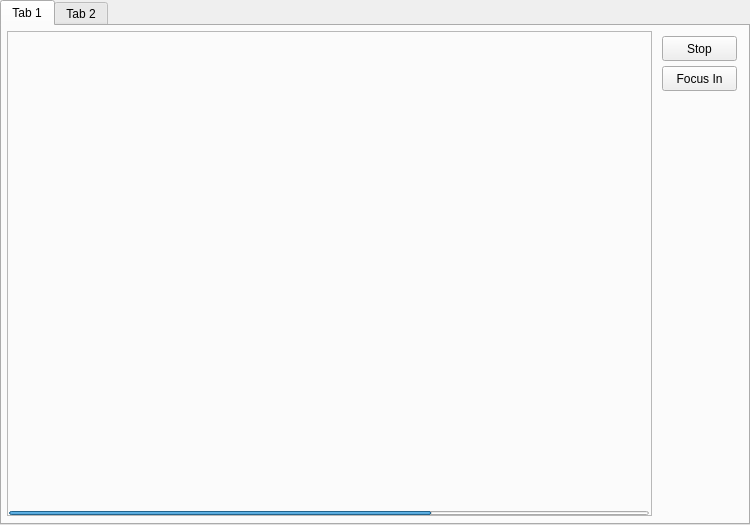
yvatyan/Diploma, file MainWindow.ui: the form before one commit.
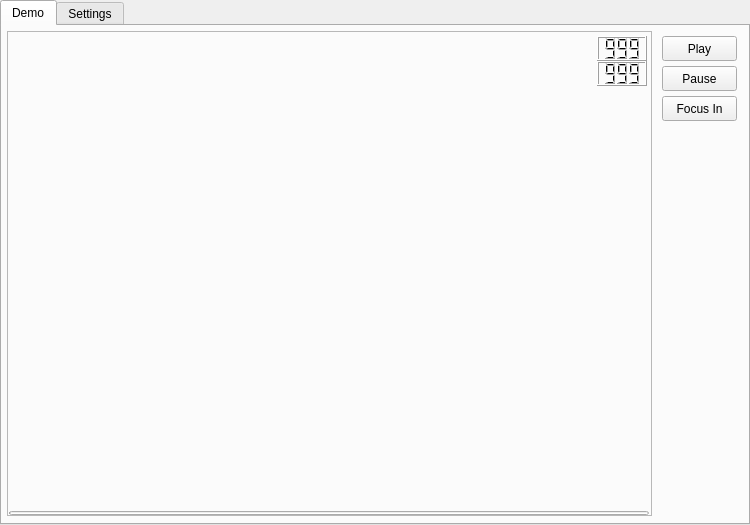
The form after the commit. The open tabs and pages were chosen to show the change.

What changed in the file:
```diff
--- a/MainWindow.ui
+++ b/MainWindow.ui
@@ -31,7 +31,7 @@
     </property>
     <widget class="QWidget" name="VideoPlayerTab">
      <attribute name="title">
-      <string>Tab 1</string>
+      <string>Demo</string>
      </attribute>
      <widget class="QPushButton" name="PlayVideoButton">
       <property name="geometry">
@@ -43,14 +43,14 @@
        </rect>
       </property>
       <property name="text">
-       <string>Stop</string>
+       <string>Play</string>
       </property>
      </widget>
      <widget class="QPushButton" name="FocusInButton">
       <property name="geometry">
        <rect>
         <x>660</x>
-        <y>40</y>
+        <y>70</y>
         <width>75</width>
         <height>25</height>
        </rect>
@@ -87,17 +87,62 @@
         </rect>
        </property>
        <property name="value">
-        <number>66</number>
+        <number>0</number>
        </property>
        <property name="textVisible">
         <bool>false</bool>
        </property>
       </widget>
+      <widget class="QLCDNumber" name="FPSCounter">
+       <property name="geometry">
+        <rect>
+         <x>590</x>
+         <y>5</y>
+         <width>50</width>
+         <height>25</height>
+        </rect>
+       </property>
+       <property name="digitCount">
+        <number>3</number>
+       </property>
+       <property name="value" stdset="0">
+        <double>999.000000000000000</double>
+       </property>
+      </widget>
+      <widget class="QLCDNumber" name="PFPSCounter">
+       <property name="geometry">
+        <rect>
+         <x>590</x>
+         <y>30</y>
+         <width>50</width>
+         <height>25</height>
+        </rect>
+       </property>
+       <property name="digitCount">
+        <number>3</number>
+       </property>
+       <property name="value" stdset="0">
+        <double>999.000000000000000</double>
+       </property>
+      </widget>
+     </widget>
+     <widget class="QPushButton" name="PauseVideoButton">
+      <property name="geometry">
+       <rect>
+        <x>660</x>
+        <y>40</y>
+        <width>75</width>
+        <height>25</height>
+       </rect>
+      </property>
+      <property name="text">
+       <string>Pause</string>
+      </property>
      </widget>
     </widget>
     <widget class="QWidget" name="SettingsTab">
      <attribute name="title">
-      <string>Tab 2</string>
+      <string>Settings</string>
      </attribute>
      <widget class="QGroupBox" name="VideoStreamGroup">
       <property name="geometry">
```
Left out of the diff: 33 changed lines with no effect on the pictures.
